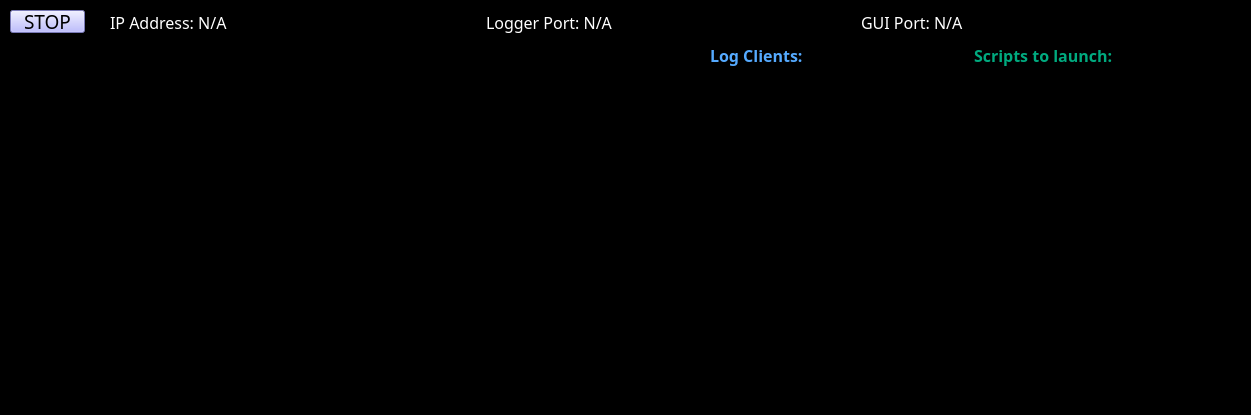
Before: the Qt Designer form pylabnet/gui/pyqt/gui_templates/logger.ui in lukingroup/pylabnet, drawn with Qt 5.
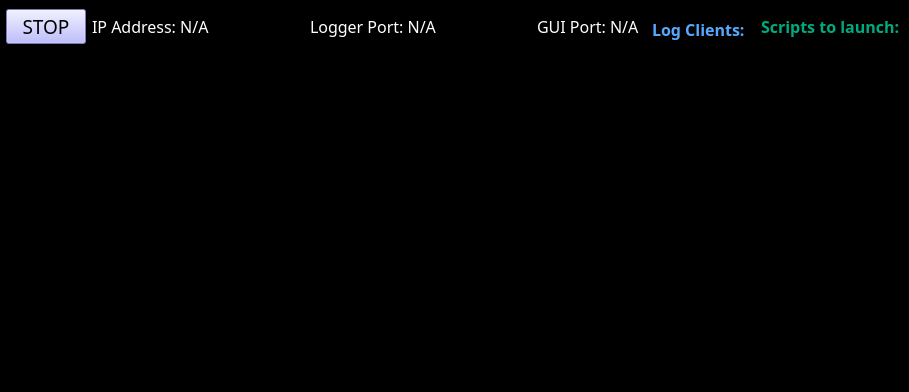
After: the same form once the commit is applied.

Commit message: Modified Logger and counter GUIs and UI templates for scaling window size + different display resolutions

Diff of the .ui file:
```diff
--- a/pylabnet/gui/pyqt/gui_templates/logger.ui
+++ b/pylabnet/gui/pyqt/gui_templates/logger.ui
@@ -6,8 +6,8 @@
    <rect>
     <x>0</x>
     <y>0</y>
-    <width>1251</width>
-    <height>415</height>
+    <width>909</width>
+    <height>392</height>
    </rect>
   </property>
   <property name="windowTitle">
@@ -24,18 +24,124 @@
    <enum>Qt::ToolButtonIconOnly</enum>
   </property>
   <widget class="QWidget" name="centralwidget">
+   <property name="maximumSize">
+    <size>
+     <width>1301</width>
+     <height>400</height>
+    </size>
+   </property>
+   <layout class="QGridLayout" name="gridLayout" rowstretch="0,0,0,0,0,0,0" columnstretch="0,0,0,0,0">
+    <property name="leftMargin">
+     <number>6</number>
+    </property>
+    <property name="bottomMargin">
+     <number>6</number>
+    </property>
+    <item row="3" column="3">
+     <widget class="QListWidget" name="client_list">
+      <property name="maximumSize">
+       <size>
+        <width>200</width>
+        <height>16777215</height>
+       </size>
+      </property>
+      <property name="font">
+       <font>
+        <family>Calibri Light</family>
+        <pointsize>12</pointsize>
+       </font>
+      </property>
+      <property name="toolTip">
+       <string/>
+      </property>
+      <property name="styleSheet">
+       <string notr="true">color: rgb(85, 170, 255);</string>
+      </property>
+      <property name="frameShape">
+       <enum>QFrame::NoFrame</enum>
+      </property>
+     </widget>
+    </item>
+    <item row="3" column="4">
+     <widget class="QListWidget" name="script_list">
+      <property name="maximumSize">
+       <size>
+        <width>200</width>
+        <height>16777215</height>
+       </size>
+      </property>
+      <property name="font">
+       <font>
+        <family>Calibri Light</family>
+        <pointsize>12</pointsize>
+       </font>
+      </property>
+      <property name="toolTip">
+       <string/>
+      </property>
+      <property name="styleSheet">
+       <string notr="true">color: rgb(0, 170, 127);</string>
+      </property>
+      <property name="frameShape">
+       <enum>QFrame::NoFrame</enum>
+      </property>
+      <property name="flow">
+       <enum>QListView::TopToBottom</enum>
+      </property>
+      <property name="viewMode">
+       <enum>QListView::IconMode</enum>
+      </property>
+     </widget>
+    </item>
+    <item row="0" column="4">
+     <widget class="QLabel" name="label_2">
+      <property name="maximumSize">
+       <size>
+        <width>200</width>
+        <height>16777215</height>
+       </size>
+      </property>
+      <property name="font">
+       <font>
+        <family>Calibri Light</family>
+        <pointsize>12</pointsize>
+       </font>
+      </property>
+      <property name="styleSheet">
+       <string notr="true">color: rgb(0, 170, 127);</string>
+      </property>
+      <property name="text">
+       <string>&lt;html&gt;&lt;head/&gt;&lt;body&gt;&lt;p&gt;&lt;span style=&quot; font-weight:600;&quot;&gt;Scripts to launch:&lt;/span&gt;&lt;/p&gt;&lt;/body&gt;&lt;/html&gt;</string>
+      </property>
+     </widget>
+    </item>
+    <item row="0" column="3" rowspan="2">
+     <widget class="QLabel" name="label">
+      <property name="maximumSize">
+       <size>
+        <width>200</width>
+        <height>16777215</height>
+       </size>
+      </property>
+      <property name="font">
+       <font>
+        <family>Calibri Light</family>
+        <pointsize>12</pointsize>
+       </font>
+      </property>
+      <property name="styleSheet">
+       <string notr="true">color: rgb(85, 170, 255);</string>
+      </property>
+      <property name="text">
+       <string>&lt;html&gt;&lt;head/&gt;&lt;body&gt;&lt;p&gt;&lt;span style=&quot; font-weight:600;&quot;&gt;Log Clients:&lt;/span&gt;&lt;/p&gt;&lt;/body&gt;&lt;/html&gt;</string>
+      </property>
+     </widget>
+    </item>
+    <item row="0" column="0">
    <widget class="QPushButton" name="stop_button">
     <property name="enabled">
      <bool>true</bool>
     </property>
-    <property name="geometry">
-     <rect>
-      <x>10</x>
-      <y>10</y>
-      <width>75</width>
-      <height>23</height>
-     </rect>
-    </property>
     <property name="font">
      <font>
       <family>Calibri Light</family>
@@ -58,16 +164,12 @@
      <bool>true</bool>
     </property>
    </widget>
-   <widget class="QWidget" name="layoutWidget">
-    <property name="geometry">
-     <rect>
-      <x>110</x>
-      <y>10</y>
-      <width>1121</width>
-      <height>26</height>
-     </rect>
-    </property>
+    </item>
+    <item row="0" column="1">
     <layout class="QHBoxLayout" name="horizontalLayout_5">
+      <property name="spacing">
+       <number>100</number>
+      </property>
      <item>
       <widget class="QLabel" name="ip_label">
        <property name="font">
@@ -129,15 +231,11 @@
       </widget>
      </item>
     </layout>
-   </widget>
+    </item>
+    <item row="3" column="1" colspan="2">
    <widget class="QTextBrowser" name="terminal">
-    <property name="geometry">
-     <rect>
-      <x>0</x>
-      <y>50</y>
-      <width>701</width>
-      <height>301</height>
-     </rect>
+      <property name="enabled">
+       <bool>true</bool>
     </property>
     <property name="font">
      <font>
@@ -152,106 +250,8 @@
      <enum>QFrame::NoFrame</enum>
     </property>
    </widget>
-   <widget class="QWidget" name="">
-    <property name="geometry">
-     <rect>
-      <x>710</x>
-      <y>40</y>
-      <width>521</width>
-      <height>31</height>
-     </rect>
-    </property>
-    <layout class="QHBoxLayout" name="horizontalLayout">
-     <item>
-      <widget class="QLabel" name="label">
-       <property name="font">
-        <font>
-         <family>Calibri Light</family>
-         <pointsize>12</pointsize>
-        </font>
-       </property>
-       <property name="styleSheet">
-        <string notr="true">color: rgb(85, 170, 255);</string>
-       </property>
-       <property name="text">
-        <string>&lt;html&gt;&lt;head/&gt;&lt;body&gt;&lt;p&gt;&lt;span style=&quot; font-weight:600;&quot;&gt;Log Clients:&lt;/span&gt;&lt;/p&gt;&lt;/body&gt;&lt;/html&gt;</string>
-       </property>
-      </widget>
-     </item>
-     <item>
-      <widget class="QLabel" name="label_2">
-       <property name="font">
-        <font>
-         <family>Calibri Light</family>
-         <pointsize>12</pointsize>
-        </font>
-       </property>
-       <property name="styleSheet">
-        <string notr="true">color: rgb(0, 170, 127);</string>
-       </property>
-       <property name="text">
-        <string>&lt;html&gt;&lt;head/&gt;&lt;body&gt;&lt;p&gt;&lt;span style=&quot; font-weight:600;&quot;&gt;Scripts to launch:&lt;/span&gt;&lt;/p&gt;&lt;/body&gt;&lt;/html&gt;</string>
-       </property>
-      </widget>
-     </item>
-    </layout>
-   </widget>
-   <widget class="QWidget" name="">
-    <property name="geometry">
-     <rect>
-      <x>710</x>
-      <y>80</y>
-      <width>521</width>
-      <height>271</height>
-     </rect>
-    </property>
-    <layout class="QHBoxLayout" name="horizontalLayout_2">
-     <item>
-      <widget class="QListWidget" name="client_list">
-       <property name="font">
-        <font>
-         <family>Calibri Light</family>
-         <pointsize>12</pointsize>
-        </font>
-       </property>
-       <property name="toolTip">
-        <string/>
-       </property>
-       <property name="styleSheet">
-        <string notr="true">color: rgb(85, 170, 255);</string>
-       </property>
-       <property name="frameShape">
-        <enum>QFrame::NoFrame</enum>
-       </property>
-      </widget>
-     </item>
-     <item>
-      <widget class="QListWidget" name="script_list">
-       <property name="font">
-        <font>
-         <family>Calibri Light</family>
-         <pointsize>12</pointsize>
-        </font>
-       </property>
-       <property name="toolTip">
-        <string/>
-       </property>
-       <property name="styleSheet">
-        <string notr="true">color: rgb(0, 170, 127);</string>
-       </property>
-       <property name="frameShape">
-        <enum>QFrame::NoFrame</enum>
-       </property>
-       <property name="flow">
-        <enum>QListView::TopToBottom</enum>
-       </property>
-       <property name="viewMode">
-        <enum>QListView::IconMode</enum>
-       </property>
-      </widget>
-     </item>
-    </layout>
-   </widget>
+    </item>
+   </layout>
   </widget>
   <widget class="QMenuBar" name="menubar">
    <property name="geometry">
```
Left out of the diff: 21 changed lines with no effect on the pictures. Lines whose indentation alone changed are shown as unchanged. The commit also changes 3 other files.
